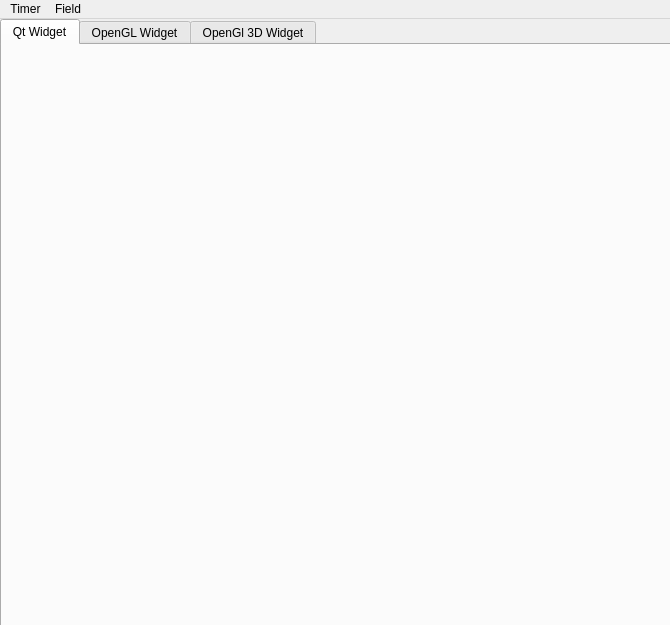
The window that mainwindow.ui (cattingcat/LifeGame) describes before a commit, drawn with Qt 5.
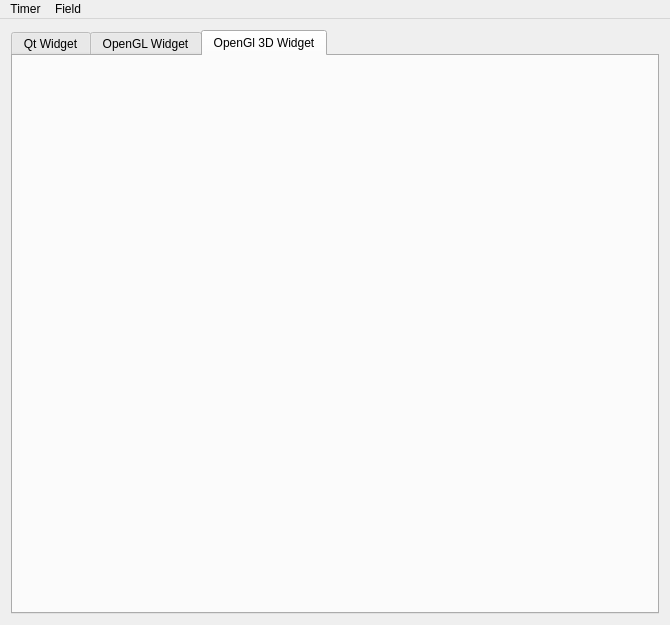
The same window after the commit. The open tabs and pages were chosen to show the change.

The edit to the form file:
```diff
--- a/mainwindow.ui
+++ b/mainwindow.ui
@@ -14,58 +14,58 @@
    <string>Life game</string>
   </property>
   <widget class="QWidget" name="centralWidget">
-   <widget class="QTabWidget" name="tabWidget">
-    <property name="geometry">
-     <rect>
-      <x>0</x>
-      <y>0</y>
-      <width>671</width>
-      <height>611</height>
-     </rect>
-    </property>
     <property name="sizePolicy">
      <sizepolicy hsizetype="Maximum" vsizetype="Maximum">
       <horstretch>0</horstretch>
       <verstretch>0</verstretch>
      </sizepolicy>
     </property>
+   <property name="sizeIncrement">
+    <size>
+     <width>1</width>
+     <height>1</height>
+    </size>
+   </property>
+   <layout class="QGridLayout" name="gridLayout">
+    <property name="sizeConstraint">
+     <enum>QLayout::SetMaximumSize</enum>
+    </property>
+    <item row="0" column="0">
+     <widget class="QTabWidget" name="tabWidget">
+      <property name="sizePolicy">
+       <sizepolicy hsizetype="MinimumExpanding" vsizetype="MinimumExpanding">
+        <horstretch>1</horstretch>
+        <verstretch>1</verstretch>
+       </sizepolicy>
+      </property>
+      <property name="minimumSize">
+       <size>
+        <width>500</width>
+        <height>500</height>
+       </size>
+      </property>
+      <property name="sizeIncrement">
+       <size>
+        <width>1</width>
+        <height>1</height>
+       </size>
+      </property>
+      <property name="baseSize">
+       <size>
+        <width>1</width>
+        <height>1</height>
+       </size>
+      </property>
+      <property name="layoutDirection">
+       <enum>Qt::LeftToRight</enum>
+      </property>
     <property name="currentIndex">
-     <number>2</number>
-    </property>
-    <widget class="QWidget" name="tab">
-     <attribute name="title">
-      <string>Qt Widget</string>
-     </attribute>
-     <widget class="QWidget" name="verticalLayoutWidget">
-      <property name="geometry">
-       <rect>
-        <x>0</x>
-        <y>0</y>
-        <width>661</width>
-        <height>581</height>
-       </rect>
-      </property>
-      <layout class="QVBoxLayout" name="verticalLayout">
-       <property name="spacing">
         <number>0</number>
        </property>
-       <property name="sizeConstraint">
-        <enum>QLayout::SetNoConstraint</enum>
-       </property>
-       <property name="leftMargin">
-        <number>5</number>
-       </property>
-       <property name="topMargin">
-        <number>5</number>
-       </property>
-       <property name="rightMargin">
-        <number>5</number>
-       </property>
-       <property name="bottomMargin">
-        <number>5</number>
-       </property>
-      </layout>
-     </widget>
+      <widget class="QWidget" name="tab_1">
+       <attribute name="title">
+        <string>Qt Widget</string>
+       </attribute>
     </widget>
     <widget class="QWidget" name="tab_2">
      <attribute name="title">
@@ -87,19 +87,10 @@
      <attribute name="title">
       <string>OpenGl 3D Widget</string>
      </attribute>
-     <widget class="QWidget" name="verticalLayoutWidget_3">
-      <property name="geometry">
-       <rect>
-        <x>0</x>
-        <y>0</y>
-        <width>661</width>
-        <height>581</height>
-       </rect>
-      </property>
-      <layout class="QVBoxLayout" name="tab3Layout"/>
-     </widget>
-    </widget>
-   </widget>
+      </widget>
+     </widget>
+    </item>
+   </layout>
   </widget>
   <widget class="QMenuBar" name="menuBar">
    <property name="geometry">
```
Left out of the diff: 13 changed lines with no effect on the pictures. Lines whose indentation alone changed are shown as unchanged.
